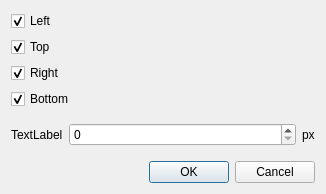
buganini/cluto, file ctie/edgeDialog.ui: the form before one commit.
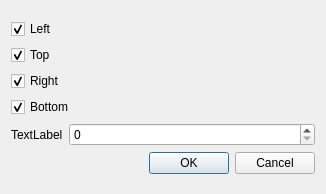
The form after the commit.

Diff of the .ui file:
```diff
--- a/ctie/edgeDialog.ui
+++ b/ctie/edgeDialog.ui
@@ -106,13 +106,6 @@
          </property>
         </widget>
        </item>
-       <item>
-        <widget class="QLabel" name="label">
-         <property name="text">
-          <string>px</string>
-         </property>
-        </widget>
-       </item>
       </layout>
      </item>
     </layout>
```
